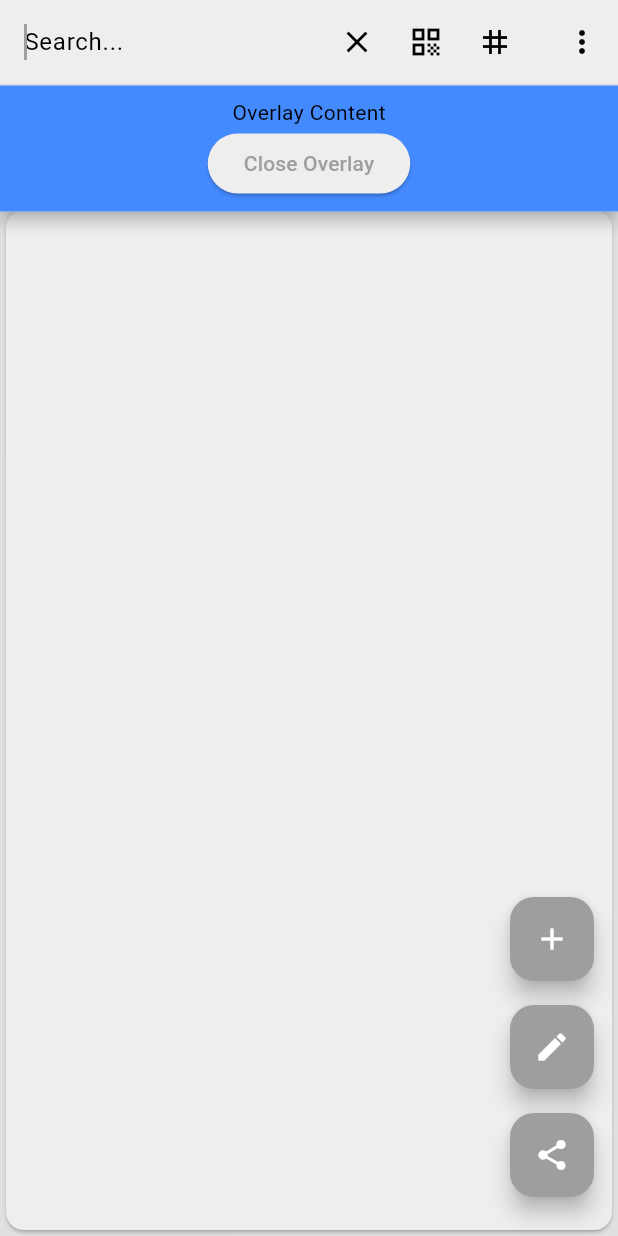
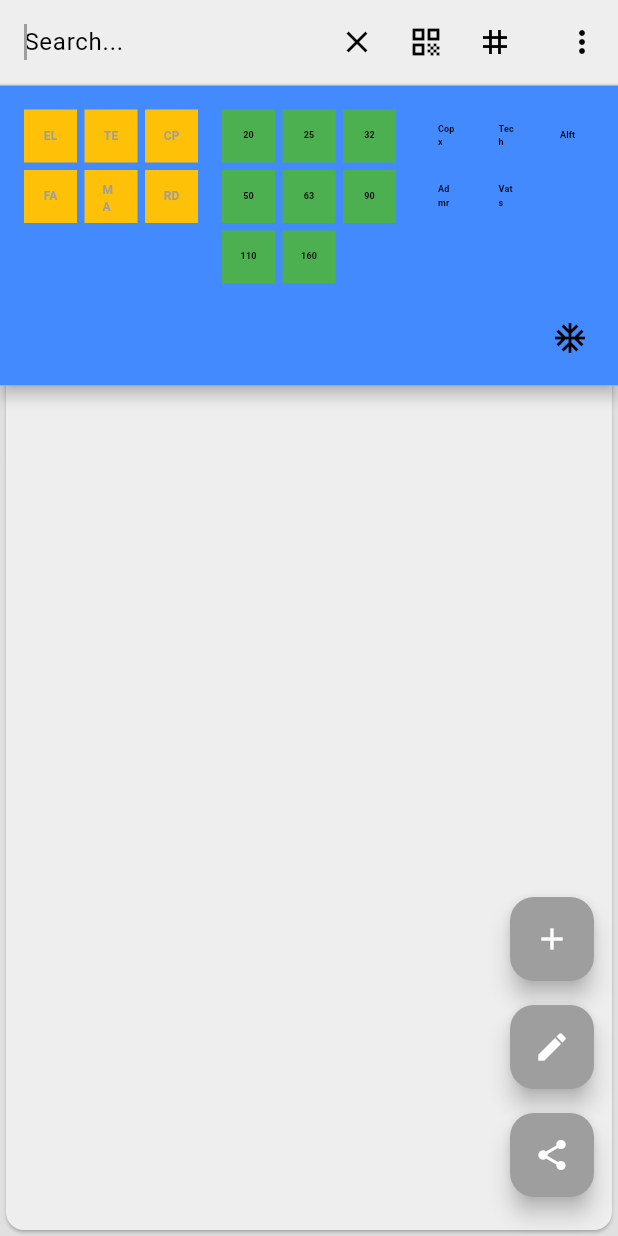
Before and after one commit to jafsparrow/retailpi, a Flutter app: the screen it shows after launch, after a tap on the "close" icon, after a tap on the "search" icon, on a phone screen of 412 x 824 dp. Run offline on Flutter 3.47's test engine with Material 3 defaults, Android fonts, the phone set to English and light mode, and no system bars; our stand-ins replace badges, file_picker, flutter_riverpod, flutter_typeahead, go_router, realm; missing offline and left inert: excel; generated files the repository leaves out were written again.

Commit message:
(chore): minor UI changes

```diff
--- /dev/null
+++ b/lib/core/data/search_suggestion_data.dart
@@ -0,0 +1,23 @@
+class SearchSuggestionData {
+  static List<String> typeShorcuts = [
+    'EL',
+    'TE',
+    'CP',
+    'FA',
+    'MA',
+    'RD',
+  ];
+
+  static List<String> sizeShortcuts = [
+    "20",
+    "25",
+    "32",
+    "50",
+    "63",
+    "90",
+    "110",
+    "160"
+  ];
+
+  static List<String> brandShortcuts = ['Copx', 'Tech', 'Alft', 'Admr', 'Vats'];
+}
--- a/lib/core/widgets/keypad_custom.dart
+++ b/lib/core/widgets/keypad_custom.dart
@@ -61,7 +61,7 @@ class _CurrencyKeypadState extends State<CurrencyKeypad> {
     return GestureDetector(
       onTap: () => _handleKeyTap(key),
       child: Container(
-        margin: EdgeInsets.all(8.0),
+        margin: EdgeInsets.all(15.0),
         decoration: BoxDecoration(
           shape: BoxShape.rectangle,
           borderRadius: BorderRadius.all(Radius.circular(10)),
--- a/lib/features/sales/presentation/pages/quotation_pos_page.dart
+++ b/lib/features/sales/presentation/pages/quotation_pos_page.dart
@@ -6,6 +6,7 @@ import 'package:retailpi/features/sales/presentation/pages/cart_list_page.dart';
 import 'package:retailpi/features/sales/presentation/state/providers/sales_quotation_provider.dart';
 import 'package:retailpi/features/sales/presentation/widgets/cart_item_adjustment.dart';
 import 'package:retailpi/features/sales/presentation/widgets/product_list.dart';
+import 'package:retailpi/features/sales/presentation/widgets/search_suggestion.dart';
 
 class PosScreen extends ConsumerStatefulWidget {
   const PosScreen({super.key});
@@ -17,42 +18,6 @@ class PosScreen extends ConsumerStatefulWidget {
 class _PosScreenState extends ConsumerState<PosScreen> {
   final LayerLink _layerLink = LayerLink();
   OverlayEntry? _overlayEntry;
-
-  void _showOverlay(BuildContext context) {
-    _overlayEntry = _createOverlayEntry(context);
-    Overlay.of(context)?.insert(_overlayEntry!);
-  }
-
-  OverlayEntry _createOverlayEntry(BuildContext context) {
-    return OverlayEntry(
-      builder: (context) => Positioned(
-        width: MediaQuery.of(context).size.width, // Adjust as needed
-        child: CompositedTransformFollower(
-          link: _layerLink,
-          showWhenUnlinked: false,
-          offset: Offset(
-              0, 1), // Adjust the position offset (below the target widget)
-          child: Material(
-            elevation: 4.0,
-            child: Container(
-              color: Colors.blueAccent,
-              padding: EdgeInsets.all(8),
-              child: Column(
-                mainAxisSize: MainAxisSize.min,
-                children: [
-                  Text('Overlay Content'),
-                  ElevatedButton(
-                    onPressed: _closeSuggestions,
-                    child: Text('Close Overlay'),
-                  ),
-                ],
-              ),
-            ),
-          ),
-        ),
-      ),
-    );
-  }
 
   bool _isSearching = false;
   bool _showSuggestions = false;
@@ -78,6 +43,57 @@ class _PosScreenState extends ConsumerState<PosScreen> {
     733
   ];
 
+  @override
+  void initState() {
+    super.initState();
+
+    // Start listening to changes.
+    _searchController.addListener(_searchProduct);
+  }
+
+  void _showOverlay(BuildContext context) {
+    _overlayEntry = _createOverlayEntry(context);
+    Overlay.of(context)?.insert(_overlayEntry!);
+  }
+
+  OverlayEntry _createOverlayEntry(BuildContext context) {
+    return OverlayEntry(
+      builder: (context) => Positioned(
+        width: MediaQuery.of(context).size.width, // Adjust as needed
+        child: CompositedTransformFollower(
+          link: _layerLink,
+          showWhenUnlinked: false,
+          offset: Offset(
+              0, 1), // Adjust the position offset (below the target widget)
+          child: Material(
+            elevation: 4.0,
+            child: Container(
+              height: 200,
+              color: Colors.blueAccent,
+              padding: EdgeInsets.all(8),
+              child: Column(
+                mainAxisSize: MainAxisSize.min,
+                children: [
+                  Expanded(
+                    child: SearchSuggestion(onSuggestion: _setTheSearchText),
+                  ),
+                  Row(
+                    children: [
+                      Spacer(),
+                      IconButton(
+                          onPressed: _closeSuggestions,
+                          icon: Icon(Icons.ac_unit))
+                    ],
+                  ),
+                ],
+              ),
+            ),
+          ),
+        ),
+      ),
+    );
+  }
+
   void _toggleSearch() {
     setState(() {
       _isSearching = !_isSearching;
@@ -102,6 +118,16 @@ class _PosScreenState extends ConsumerState<PosScreen> {
   void _removeOverlay() {
     _overlayEntry?.remove();
     _overlayEntry = null;
+  }
+
+  void _searchProduct() {
+    ref
+        .read(productStateNotifierProvider.notifier)
+        .searchProducts(_searchController.text, limit: 50, offset: 0);
+  }
+
+  void _setTheSearchText(String query) {
+    _searchController.text = _searchController.text + query;
   }
 
   @override
@@ -335,4 +361,12 @@ class _PosScreenState extends ConsumerState<PosScreen> {
       ),
     );
   }
+
+  @override
+  void dispose() {
+    // Clean up the controller when the widget is removed from the widget tree.
+    // This also removes the _printLatestValue listener.
+    _searchController.dispose();
+    super.dispose();
+  }
 }
--- /dev/null
+++ b/lib/features/sales/presentation/widgets/search_suggestion.dart
@@ -0,0 +1,114 @@
+import 'package:flutter/material.dart';
+import 'package:flutter_riverpod/flutter_riverpod.dart';
+import 'package:retailpi/core/data/search_suggestion_data.dart';
+
+class SearchSuggestion extends ConsumerWidget {
+  void Function(String) onSuggestion;
+  SearchSuggestion({super.key, required this.onSuggestion});
+  String sampleSuggestion = 'heloworldareyouokayinthisworld';
+
+  @override
+  Widget build(BuildContext context, WidgetRef ref) {
+    return Container(
+      height: 400,
+      child: Row(
+        mainAxisAlignment: MainAxisAlignment.spaceBetween,
+        children: [
+          Expanded(
+            child: GridView.builder(
+              padding: EdgeInsets.all(8),
+              itemCount: SearchSuggestionData.typeShorcuts.length,
+              scrollDirection: Axis.vertical,
+              gridDelegate: SliverGridDelegateWithMaxCrossAxisExtent(
+                  maxCrossAxisExtent: 40,
+                  crossAxisSpacing: 5,
+                  mainAxisSpacing: 5),
+              itemBuilder: (context, index) {
+                return GridTile(
+                  child: Container(
+                    color: Colors.amber,
+                    child: Center(
+                      child: TextButton(
+                        child: Text(
+                          SearchSuggestionData.typeShorcuts[index],
+                          style: TextStyle(
+                              fontWeight: FontWeight.bold, fontSize: 8),
+                        ),
+                        onPressed: () {
+                          onSuggestion(
+                              SearchSuggestionData.typeShorcuts[index]);
+                        },
+                      ),
+                    ),
+                  ),
+                );
+              },
+            ),
+          ),
+          Expanded(
+            child: GridView.builder(
+              padding: EdgeInsets.all(8),
+              itemCount: SearchSuggestionData.sizeShortcuts.length,
+              scrollDirection: Axis.vertical,
+              gridDelegate: SliverGridDelegateWithMaxCrossAxisExtent(
+                  maxCrossAxisExtent: 40,
+                  crossAxisSpacing: 5,
+                  mainAxisSpacing: 5),
+              itemBuilder: (context, index) {
+                return GridTile(
+                  child: Container(
+                    color: Colors.green,
+                    child: Center(
+                      child: TextButton(
+                        child: Text(
+                          SearchSuggestionData.sizeShortcuts[index],
+                          style: TextStyle(
+                              fontWeight: FontWeight.bold,
+                              fontSize: 6,
+                              color: Colors.black),
+                        ),
+                        onPressed: () {
+                          onSuggestion(
+                              SearchSuggestionData.sizeShortcuts[index]);
+                        },
+                      ),
+                    ),
+                  ),
+                );
+              },
+            ),
+          ),
+          Expanded(
+            child: GridView.builder(
+                padding: EdgeInsets.all(8),
+                itemCount: SearchSuggestionData.brandShortcuts.length,
+                scrollDirection: Axis.vertical,
+                gridDelegate: SliverGridDelegateWithMaxCrossAxisExtent(
+                    maxCrossAxisExtent: 40,
+                    crossAxisSpacing: 5,
+                    mainAxisSpacing: 5),
+                itemBuilder: (context, index) {
+                  return GridTile(
+                    child: Center(
+                      child: TextButton(
+                        child: Text(
+                          SearchSuggestionData.brandShortcuts[index],
+                          style: TextStyle(
+                              fontWeight: FontWeight.bold,
+                              fontSize: 6,
+                              color: Colors.black),
+                        ),
+                        onPressed: () {
+                          onSuggestion(
+                              SearchSuggestionData.brandShortcuts[index]);
+                        },
+                      ),
+                    ),
+                  );
+                }),
+          ),
+        ],
+      ),
+    );
+  }
+}
```
Also changed, not shown: lib/features/sales/presentation/widgets/cart_list.dart (+15 -11 lines), lib/features/sales/presentation/widgets/product_list.dart (+34 -8 lines), 1 other file.
